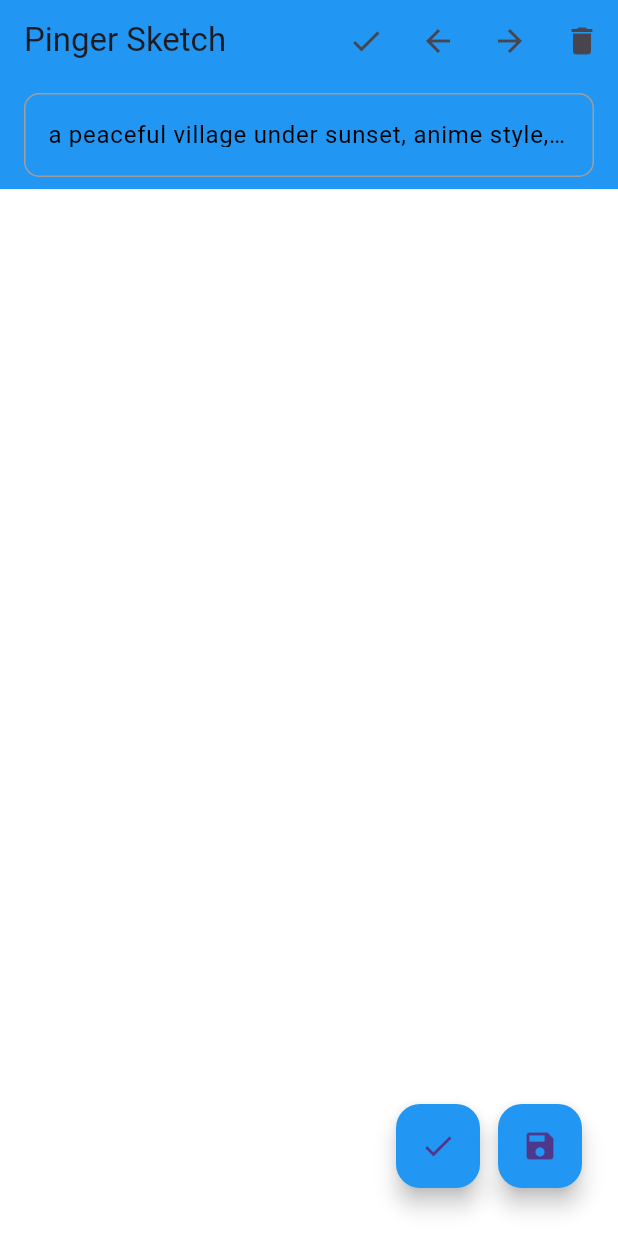
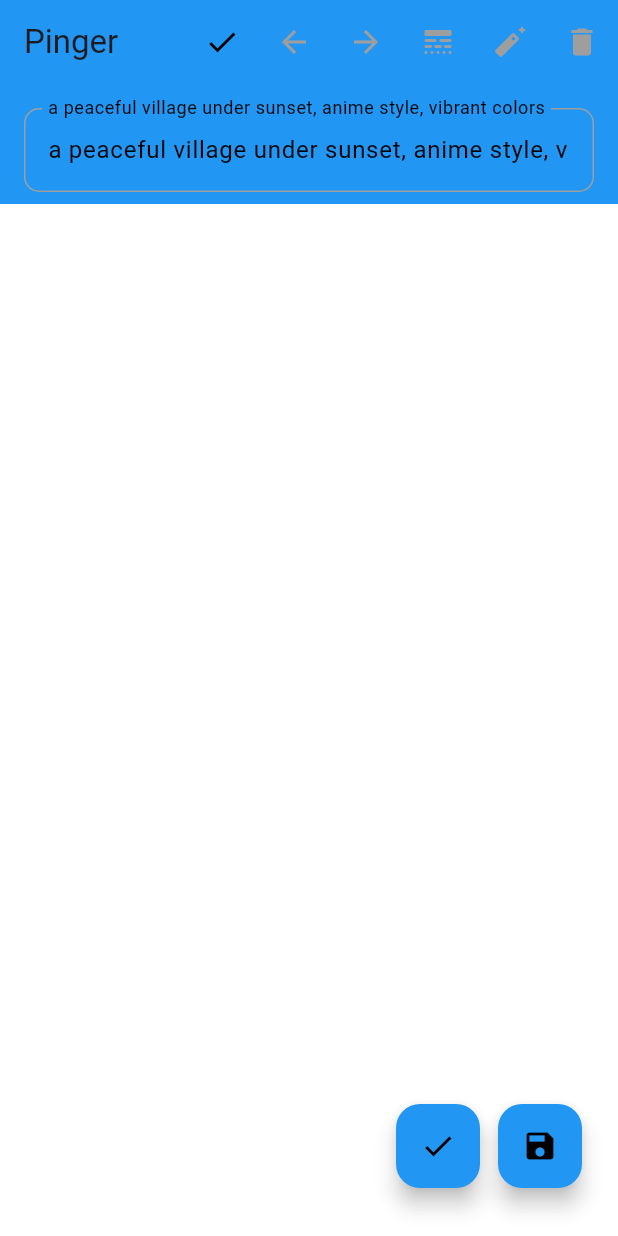
Before and after one commit to BOLTB0X/Pinger, a Flutter app: the screen it shows after launch, after a tap on the "keyboard" icon, on a phone screen of 412 x 824 dp. Run offline on Flutter 3.47's test engine with Material 3 defaults, Android fonts, the light colour scheme and no system bars; our stand-ins replace flutter_dotenv.

Commit message:
add 지우기, 선굵기 변경 , 리팩토링
- 지우기
- 선 굵기
- 버튼 분리

```diff
--- a/pinger_application/lib/domain/draw/drawing_painter.dart
+++ b/pinger_application/lib/domain/draw/drawing_painter.dart
@@ -12,6 +12,8 @@ class DrawingPainter extends CustomPainter {
 
   @override
   void paint(Canvas canvas, Size size) {
+    canvas.saveLayer(Offset.zero & size, Paint());
+
     for (final sketch in sketches) {
       canvas.drawPath(sketch.path, sketch.paint);
     }
@@ -24,6 +26,8 @@ class DrawingPainter extends CustomPainter {
 
       canvas.drawCircle(currentPoint!, 16, glowPaint);
     }
+
+    canvas.restore();
   } // paint
 
   @override
--- a/pinger_application/lib/main.dart
+++ b/pinger_application/lib/main.dart
@@ -45,7 +45,7 @@ class MyApp extends StatelessWidget {
   @override
   Widget build(BuildContext context) {
     return MaterialApp(
-      title: 'Pinger Sketch',
+      title: 'Pinger',
       theme: ThemeData(primarySwatch: Colors.blue),
       home: const CanvasView(),
     );
--- a/pinger_application/lib/presentation/extension/canvas_dialog_buildContext.dart
+++ b/pinger_application/lib/presentation/extension/canvas_dialog_buildContext.dart
@@ -1,7 +1,7 @@
 import 'dart:typed_data';
 import 'package:flutter/material.dart';
 import '../widget/error_dialog.dart';
-import '../widget/generatedimage_bottomsheet.dart';
+import '../widget/generated_image_bottomsheet.dart';
 import '../widget/loading_dialog.dart';
 
 extension CanvasDialogBuildContext on BuildContext {
--- a/pinger_application/lib/presentation/view/canvas_view.dart
+++ b/pinger_application/lib/presentation/view/canvas_view.dart
@@ -4,6 +4,10 @@ import 'package:provider/provider.dart';
 import '../viewmodel/canvas_viewmodel.dart';
 import '../extension/canvas_dialog_buildContext.dart';
 import '../../domain/draw/drawing_canvas.dart';
+import '../widget/icon_action_button.dart';
+import '../widget/floating_function_button.dart';
+import '../widget/prompt_textfield.dart';
+import '../widget/stroke_slider.dart';
 
 class CanvasView extends StatefulWidget {
   const CanvasView({super.key});
@@ -25,10 +29,10 @@ class _CanvasViewState extends State<CanvasView> {
 
     return Scaffold(
       appBar: AppBar(
-        title: const Text('Pinger Sketch'),
+        title: const Text('Pinger'),
         backgroundColor: Colors.blue,
         actions: _buildAppbarActions(viewModel),
-        bottom: viewModel.showPrompt ? _buildAppbarBottom(viewModel) : null,
+        bottom: _buildAppbarBottom(viewModel),
       ),
       body: DrawingCanvas(repaintKey: _canvasKey),
       floatingActionButtonLocation: FloatingActionButtonLocation.endFloat,
@@ -65,62 +69,64 @@ class _CanvasViewState extends State<CanvasView> {
   } // _handleStatus
 
   List<Widget> _buildAppbarActions(CanvasViewModel viewModel) {
+    final isInputModeActive = viewModel.isInputModeActive;
     return [
-      IconButton(
-        icon: Icon(viewModel.showPrompt ? Icons.check : Icons.keyboard),
+      IconActionButton(
+        icon: viewModel.showPrompt ? Icons.check : Icons.keyboard,
         tooltip: '프롬프트 입력',
-        onPressed: () => viewModel.togglePromptField(),
+        onPressed: viewModel.togglePromptField,
+        isEnabled: !viewModel.showSlider,
       ),
-      IconButton(
-        icon: const Icon(Icons.arrow_back),
+      IconActionButton(
+        icon: Icons.arrow_back,
         tooltip: '실행 취소',
-        onPressed: () => viewModel.undo(),
+        onPressed: viewModel.undo,
+        isEnabled: !isInputModeActive,
       ),
-      IconButton(
-        icon: const Icon(Icons.arrow_forward),
+      IconActionButton(
+        icon: Icons.arrow_forward,
         tooltip: '다시 실행',
-        onPressed: () => viewModel.redo(),
+        onPressed: viewModel.redo,
+        isEnabled: !isInputModeActive,
       ),
-      IconButton(
-        icon: const Icon(Icons.delete),
+      IconActionButton(
+        icon: viewModel.showSlider ? Icons.check : Icons.line_style_rounded,
+        tooltip: '팬 굵기',
+        onPressed: viewModel.toggleSlider,
+        isEnabled: !viewModel.showPrompt,
+      ),
+      IconActionButton(
+        icon: viewModel.isErasing
+            ? Icons.auto_fix_off_rounded
+            : Icons.auto_fix_normal_rounded,
+        tooltip: '지우기',
+        onPressed: viewModel.toggleEraser,
+        isEnabled: !isInputModeActive,
+      ),
+      IconActionButton(
+        icon: Icons.delete,
         tooltip: '전체 삭제',
-        onPressed: () => viewModel.clear(),
+        onPressed: viewModel.clear,
+        isEnabled: !isInputModeActive,
       ),
     ];
   } // _buildAppbarActions
 
-  PreferredSize _buildAppbarBottom(CanvasViewModel viewModel) {
-    return PreferredSize(
-      preferredSize: const Size.fromHeight(70),
-      child: Padding(
-        padding: const EdgeInsets.symmetric(horizontal: 16, vertical: 8),
-        child: TextField(
-          controller: viewModel.promptController,
-          style: const TextStyle(color: Colors.black),
-          decoration: InputDecoration(
-            labelText: viewModel.prompt,
-            hintText: "Enter your prompt",
-            labelStyle: const TextStyle(color: Colors.black),
-            enabledBorder: OutlineInputBorder(
-              borderRadius: const BorderRadius.all(Radius.circular(10.0)),
-              borderSide: BorderSide(
-                width: 1,
-                color: viewModel.isPromptEmpty ? Colors.redAccent : Colors.grey,
-              ),
-            ),
-            focusedBorder: OutlineInputBorder(
-              borderRadius: const BorderRadius.all(Radius.circular(10.0)),
-              borderSide: BorderSide(
-                width: 1,
-                color: viewModel.isPromptEmpty ? Colors.redAccent : Colors.grey,
-              ),
-            ),
-            errorText: viewModel.isPromptEmpty ? 'prompt is empty' : null,
-          ),
-          onChanged: viewModel.updatePrompt,
-        ),
-      ),
-    );
+  PreferredSizeWidget? _buildAppbarBottom(CanvasViewModel viewModel) {
+    if (viewModel.showPrompt) {
+      return PromptTextField(
+        controller: viewModel.promptController,
+        prompt: viewModel.prompt,
+        isPromptEmpty: viewModel.isPromptEmpty,
+        onChanged: viewModel.updatePrompt,
+      );
+    } else if (viewModel.showSlider) {
+      return StrokeSlider(
+        strokeWidth: viewModel.strokeWidth,
+        onChanged: viewModel.updateStrokeWidth,
+      );
+    }
+    return null;
   } // _buildAppbarBottom
 
   Widget _buildFloatingActionButton(CanvasViewModel viewModel) {
@@ -129,22 +135,24 @@ class _CanvasViewState extends State<CanvasView> {
       child: Row(
         mainAxisSize: MainAxisSize.min,
         children: [
-          FloatingActionButton(
+          FloatingFunctionButton(
+            icon: Icons.check,
             heroTag: 'generate',
             tooltip: 'Generate',
             onPressed: () async {
               await viewModel.fetchGeneratedImage(_canvasKey, "/generate");
             },
+            foregroundColor: Colors.black,
             backgroundColor: Colors.blue,
-            child: const Icon(Icons.check),
           ),
           const SizedBox(width: 12),
-          FloatingActionButton(
+          FloatingFunctionButton(
+            icon: Icons.save,
             heroTag: 'save',
             tooltip: 'save',
             onPressed: () {},
+            foregroundColor: Colors.black,
             backgroundColor: Colors.blue,
-            child: const Icon(Icons.save),
           ),
         ],
       ),
--- a/pinger_application/lib/presentation/viewmodel/canvas_viewmodel.dart
+++ b/pinger_application/lib/presentation/viewmodel/canvas_viewmodel.dart
@@ -10,8 +10,6 @@ class CanvasViewModel extends ChangeNotifier {
   DrawingManager drawingManager;
   GenerateImageUseCase generateImageUseCase;
 
-  CanvasViewModel(this.drawingManager, this.generateImageUseCase);
-
   CanvasStatus status = CanvasStatus.idle;
   Uint8List? resultImage;
 
@@ -20,11 +18,24 @@ class CanvasViewModel extends ChangeNotifier {
   String _prompt =
       "a peaceful village under sunset, anime style, vibrant colors";
   bool _showPrompt = false;
+  bool _showSlider = false;
+
   bool _isPromptEmpty = false;
+  bool _isErasing = false;
+  double _strokeWidth = 4.0;
 
   String get prompt => _prompt;
   bool get showPrompt => _showPrompt;
+  bool get showSlider => _showSlider;
   bool get isPromptEmpty => _isPromptEmpty;
+  bool get isErasing => _isErasing;
+  double get strokeWidth => _strokeWidth;
+
+  bool get isInputModeActive => _showPrompt || _showSlider;
+
+  CanvasViewModel(this.drawingManager, this.generateImageUseCase) {
+    promptController.text = _prompt;
+  }
 
   // Methods
   // ...
@@ -69,6 +80,23 @@ class CanvasViewModel extends ChangeNotifier {
     notifyListeners();
   } // resetStatus
 
+  void toggleEraser() {
+    _isErasing = !_isErasing;
+    drawingManager.eraseMode = _isErasing;
+    notifyListeners();
+  } // toggleEraser
+
+  void toggleSlider() {
+    _showSlider = !_showSlider;
+    notifyListeners();
+  } // toggleSlider
+
+  void updateStrokeWidth(double value) {
+    _strokeWidth = value;
+    drawingManager.strokeWidth = _strokeWidth;
+    notifyListeners();
+  } // updateStrokeWidth
+
   Future<void> fetchGeneratedImage(GlobalKey key, String api) async {
     status = CanvasStatus.loading;
 
--- /dev/null
+++ b/pinger_application/lib/presentation/widget/floating_function_button.dart
@@ -0,0 +1,32 @@
+import 'package:flutter/material.dart';
+
+class FloatingFunctionButton extends StatelessWidget {
+  final IconData icon;
+  final String heroTag;
+  final String tooltip;
+  final VoidCallback? onPressed;
+  final Color foregroundColor;
+  final Color backgroundColor;
+
+  const FloatingFunctionButton({
+    super.key,
+    required this.icon,
+    required this.heroTag,
+    required this.tooltip,
+    required this.onPressed,
+    required this.foregroundColor,
+    required this.backgroundColor,
+  }); // AppBarActionButton
+
+  @override
+  Widget build(BuildContext context) {
+    return FloatingActionButton(
+      heroTag: heroTag,
+      tooltip: tooltip,
+      onPressed: onPressed,
+      foregroundColor: foregroundColor,
+      backgroundColor: backgroundColor,
+      child: Icon(icon),
+    );
+  } // build
+} // FloatingFunctionButton
--- /dev/null
+++ b/pinger_application/lib/presentation/widget/icon_action_button.dart
@@ -0,0 +1,25 @@
+import 'package:flutter/material.dart';
+
+class IconActionButton extends StatelessWidget {
+  final IconData icon;
+  final String tooltip;
+  final VoidCallback? onPressed;
+  final bool isEnabled;
+
+  const IconActionButton({
+    super.key,
+    required this.icon,
+    required this.tooltip,
+    required this.onPressed,
+    required this.isEnabled,
+  }); // AppBarActionButton
+
+  @override
+  Widget build(BuildContext context) {
+    return IconButton(
+      icon: Icon(icon, color: isEnabled ? Colors.black : Colors.grey),
+      tooltip: tooltip,
+      onPressed: isEnabled ? onPressed : null,
+    );
+  } // build
+} // AppBarActionButton
--- a/pinger_application/lib/presentation/widget/loading_dialog.dart
+++ b/pinger_application/lib/presentation/widget/loading_dialog.dart
@@ -6,9 +6,10 @@ class LoadingDialog extends StatelessWidget {
   @override
   Widget build(BuildContext context) {
     return const AlertDialog(
+      backgroundColor: Colors.white,
       content: Row(
         children: [
-          CircularProgressIndicator(),
+          CircularProgressIndicator(backgroundColor: Colors.blue),
           SizedBox(width: 16),
           Text("Creating image..."),
         ],
--- /dev/null
+++ b/pinger_application/lib/presentation/widget/prompt_textfield.dart
@@ -0,0 +1,51 @@
+import 'package:flutter/material.dart';
+
+class PromptTextField extends StatelessWidget implements PreferredSizeWidget {
+  final TextEditingController controller;
+  final String prompt;
+  final bool isPromptEmpty;
+  final ValueChanged<String> onChanged;
+
+  const PromptTextField({
+    super.key,
+    required this.controller,
+    required this.prompt,
+    required this.isPromptEmpty,
+    required this.onChanged,
+  }); // PromptTextField
+
+  @override
+  Widget build(BuildContext context) {
+    return Padding(
+      padding: const EdgeInsets.symmetric(horizontal: 16, vertical: 8),
+      child: TextField(
+        controller: controller,
+        style: const TextStyle(color: Colors.black),
+        decoration: InputDecoration(
+          labelText: prompt,
+          hintText: "Enter your prompt",
+          labelStyle: const TextStyle(color: Colors.black),
+          enabledBorder: OutlineInputBorder(
+            borderRadius: BorderRadius.circular(10.0),
+            borderSide: BorderSide(
+              width: 1,
+              color: isPromptEmpty ? Colors.redAccent : Colors.grey,
+            ),
+          ),
+          focusedBorder: OutlineInputBorder(
+            borderRadius: BorderRadius.circular(10.0),
+            borderSide: BorderSide(
+              width: 1,
+              color: isPromptEmpty ? Colors.redAccent : Colors.grey,
+            ),
+          ),
+          errorText: isPromptEmpty ? 'prompt is empty' : null,
+        ),
+        onChanged: onChanged,
+      ),
+    );
+  } // build
+
+  @override
+  Size get preferredSize => const Size.fromHeight(80);
+} // PromptTextField
--- a/pinger_application/pubspec.yaml
+++ b/pinger_application/pubspec.yaml
@@ -37,6 +37,8 @@ dependencies:
   # Use with the CupertinoIcons class for iOS style icons.
   cupertino_icons: ^1.0.8
   flutter_dotenv: ^5.2.1
+  material_symbols_icons: ^4.2668.0
+
 
 dev_dependencies:
   flutter_test:
@@ -50,6 +52,7 @@ dev_dependencies:
   # package. See that file for information about deactivating specific lint
   # rules and activating additional ones.
   flutter_lints: ^5.0.0
+  permission_handler: ^11.0.0
 
 # For information on the generic Dart part of this file, see the
 # following page: https://dart.dev/tools/pub/pubspec
```
Also changed, not shown: pinger_application/lib/domain/draw/drawing_manager.dart (+14 -7 lines), pinger_application/lib/presentation/widget/error_dialog.dart (+4 -3 lines), pinger_application/lib/presentation/widget/stroke_slider.dart (added, +45 -0 lines), pinger_application/lib/presentation/widget/generated_image_bottomsheet.dart (renamed from pinger_application/lib/presentation/widget/generatedimage_bottomsheet.dart), 2 other files.
